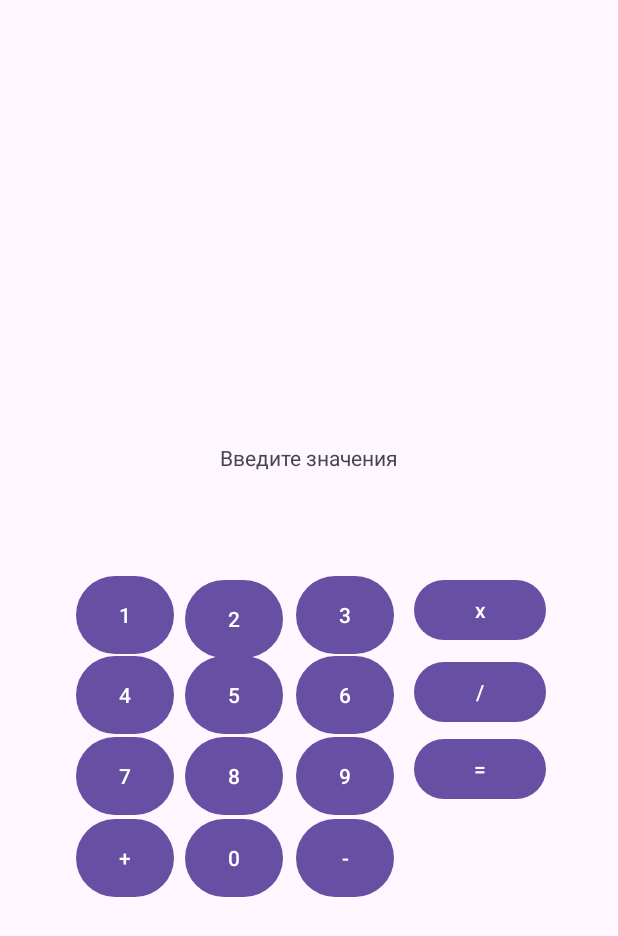
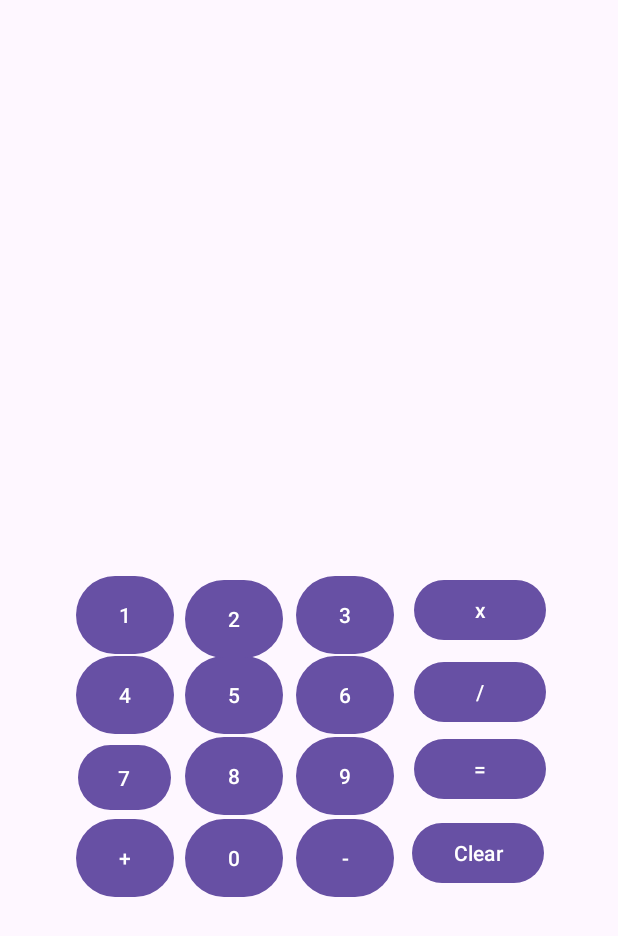
Before and after one commit to Vikashweps/Android, an Android app: the screen it shows after launch (MainActivity), on a phone screen of 412 x 824 dp. Shown: the top 936 px of the screen. Run offline under Robolectric (Android 15) with nearby library versions, the phone set to English and light mode, and no system bars.

Commit message:
готовый калькулятор

```diff
--- a/app/src/main/java/com/example/progect/MainActivity.kt
+++ b/app/src/main/java/com/example/progect/MainActivity.kt
@@ -10,6 +10,10 @@ import androidx.appcompat.app.AppCompatActivity
 import androidx.core.view.ViewCompat
 
 import androidx.core.view.WindowInsetsCompat
+import java.lang.Exception
+
+
+
 
 class MainActivity : AppCompatActivity() {
     override fun onCreate(savedInstanceState: Bundle?) {
@@ -21,82 +25,118 @@ class MainActivity : AppCompatActivity() {
             v.setPadding(systemBars.left, systemBars.top, systemBars.right, systemBars.bottom)
             insets
         }
-        var tvHelloWorld : TextView = findViewById(R.id.textv1)
-        tvHelloWorld.setText("Введите значения")
+        var tvHelloWorld: TextView = findViewById(R.id.textv1)
+        tvHelloWorld.setText("")
+
+        val result: TextView = findViewById(R.id.textv1) as TextView
 
         // Задаем обработчик нажатия кнопки.
-        var bButton1 : Button = findViewById<Button>(R.id.button1)
-        bButton1.setOnClickListener({
-            tvHelloWorld.setText("1")
-        });
-        var bButtonTest2 : Button = findViewById<Button>(R.id.button2)
-        bButtonTest2.setOnClickListener({
-            tvHelloWorld.setText("2")
-        });
-        var bButtonTest3 : Button = findViewById<Button>(R.id.button3)
-        bButtonTest3.setOnClickListener({
-            tvHelloWorld.setText("3")
-        });
-        var bButtonTest4 : Button = findViewById<Button>(R.id.button4)
-        bButtonTest4.setOnClickListener({
-            tvHelloWorld.setText("4")
-        });
-        var bButtonTest5 : Button = findViewById<Button>(R.id.button5)
-        bButtonTest5.setOnClickListener({
-            tvHelloWorld.setText("5")
-        });
-        var bButtonTest6 : Button = findViewById<Button>(R.id.button6)
-        bButtonTest6.setOnClickListener({
-            tvHelloWorld.setText("6")
-        });
-        var bButtonTest7 : Button = findViewById<Button>(R.id.button7)
-        bButtonTest7.setOnClickListener({
-            tvHelloWorld.setText("7")
-        });
-        var bButtonTest8 : Button = findViewById<Button>(R.id.button8)
-        bButtonTest8.setOnClickListener({
-            tvHelloWorld.setText("8")
-        });
-        var bButtonTest9 : Button = findViewById<Button>(R.id.button9)
-        bButtonTest9.setOnClickListener({
-            tvHelloWorld.setText("9")
-        });
-        var bButtonTest10 : Button = findViewById<Button>(R.id.button0)
-        bButtonTest10.setOnClickListener({
-            tvHelloWorld.setText("0")
-        });
+        var b1: Button = findViewById<Button>(R.id.button1)
+        b1.setOnClickListener({ result.append("1") });
 
-        var bButtonTest11 : Button = findViewById<Button>(R.id.buttonPlus)
-        bButtonTest11.setOnClickListener({
-            tvHelloWorld.setText("+")
-        });
-        var bButtonTest12 : Button = findViewById<Button>(R.id.buttonMinus)
-        bButtonTest12.setOnClickListener({
-            tvHelloWorld.setText("-")
-        });
-        var bButtonTest13 : Button = findViewById<Button>(R.id.buttonUmn)
-        bButtonTest13.setOnClickListener({
-            tvHelloWorld.setText("x")
-        });
-        var bButtonTest14 : Button = findViewById<Button>(R.id.buttonDel)
-        bButtonTest14.setOnClickListener({
-            tvHelloWorld.setText("/")
-        });
-        var bButtonTest15 : Button = findViewById<Button>(R.id.buttonItog)
-        bButtonTest15.setOnClickListener({
-            tvHelloWorld.setText("1")
+        var bc: Button = findViewById<Button>(R.id.buttonC)
+        bc.setOnClickListener({tvHelloWorld.setText("")});
 
-        });
-        var counter : Int = 0
-        var itog : Int
-        fun countButton(view: View) {
-            counter++
-            var tvH : TextView = findViewById(R.id.textv1)
-            tvH.setText(counter.toString())
-            var value = tvH.text.toString().toInt()
+        var bButtonTest2: Button = findViewById<Button>(R.id.button2)
+        bButtonTest2.setOnClickListener({ result.append("2") });
 
-            Log.d ("BUTTON", value.toString())
+        var bButtonTest3: Button = findViewById<Button>(R.id.button3)
+        bButtonTest3.setOnClickListener({ result.append("3") });
+
+        var bButtonTest4: Button = findViewById<Button>(R.id.button4)
+        bButtonTest4.setOnClickListener({ result.append("4") });
+
+        var bButtonTest5: Button = findViewById<Button>(R.id.button5)
+        bButtonTest5.setOnClickListener({ result.append("5") });
+
+        var bButtonTest6: Button = findViewById<Button>(R.id.button6)
+        bButtonTest6.setOnClickListener({ result.append("6") });
+
+        var bButtonTest7: Button = findViewById<Button>(R.id.button7)
+        bButtonTest7.setOnClickListener({ result.append("7") });
+
+        var bButtonTest8: Button = findViewById<Button>(R.id.button8)
+        bButtonTest8.setOnClickListener({ result.append("8") });
+
+        var bButtonTest9: Button = findViewById<Button>(R.id.button9)
+        bButtonTest9.setOnClickListener({ result.append("9") });
+
+        var bButtonTest10: Button = findViewById<Button>(R.id.button0)
+        bButtonTest10.setOnClickListener({ result.append("0") });
+
+        var bButtonTest11: Button = findViewById<Button>(R.id.buttonPlus)
+        bButtonTest11.setOnClickListener({ result.append("+") });
+
+        var bButtonTest12: Button = findViewById<Button>(R.id.buttonMinus)
+        bButtonTest12.setOnClickListener({ result.append("-") });
+
+        var bButtonTest13: Button = findViewById<Button>(R.id.buttonUmn)
+        bButtonTest13.setOnClickListener({ result.append("x") });
+
+        var bButtonTest14: Button = findViewById<Button>(R.id.buttonDel)
+        bButtonTest14.setOnClickListener({ result.append("/") });
+
+        var bButtonTest15: Button = findViewById<Button>(R.id.buttonItog)
+
+
+        fun evaluateExpression(expression: String): Double {
+            var itogo = 0.0
+
+            try {
+
+                val trimmedExpression = expression.replace(" ", "")
+                val operator = when {
+                    trimmedExpression.contains("+") -> "+"
+                    trimmedExpression.contains("-") -> "-"
+                    trimmedExpression.contains("x") -> "x"
+                    trimmedExpression.contains("/") -> "/"
+                    else -> throw IllegalArgumentException("Операция не поддерживается")
+                }
+                val numbers = trimmedExpression.split(operator)
+
+                if (numbers.size != 2) {
+                    throw IllegalArgumentException("некорректный формат")
+                }
+                val num1 = numbers[0].toDouble()
+                val num2 = numbers[1].toDouble()
+
+
+                itogo = when (operator) {
+                    "+" -> num1 + num2
+                    "-" -> num1 - num2
+                    "x" -> num1 * num2
+                    "/" -> {
+                        if (num2 == 0.0) throw ArithmeticException("нулевое значение")
+                        num1 / num2
+                    }
+
+                    else -> throw IllegalArgumentException(" ")
+                }
+
+                return itogo
+
+            } catch (e: NumberFormatException) {
+
+                throw IllegalArgumentException("Недопустимый формат чисел: " + e.message)
+
+            }
+        }
+
+        bButtonTest15.setOnClickListener {
+
+            val expression = result.text.toString()
+
+            try {
+                val result1 = evaluateExpression(expression)
+
+                result.text =String.format("%.2f",result1)
+
+            }
+            catch (e: Exception)
+            {
+                result.text = "ошибка : $e"
+            }
+
         }
     }
-
 }
--- a/app/src/main/res/layout/activity_main.xml
+++ b/app/src/main/res/layout/activity_main.xml
@@ -141,11 +141,14 @@
 
     <Button
         android:id="@+id/button7"
-        android:layout_width="65dp"
-        android:layout_height="60dp"
+        android:layout_width="62dp"
+        android:layout_height="51dp"
+        android:layout_marginStart="52dp"
+        android:layout_marginEnd="165dp"
         android:text="7"
         app:layout_constraintBottom_toBottomOf="parent"
         app:layout_constraintEnd_toEndOf="parent"
+        app:layout_constraintEnd_toStartOf="@+id/buttonClear"
         app:layout_constraintHorizontal_bias="0.147"
         app:layout_constraintStart_toStartOf="parent"
         app:layout_constraintTop_toTopOf="parent"
@@ -200,4 +203,16 @@
         app:layout_constraintTop_toTopOf="parent"
         app:layout_constraintVertical_bias="0.638" />
 
+    <Button
+        android:id="@+id/buttonC"
+        android:layout_width="wrap_content"
+        android:layout_height="wrap_content"
+        android:layout_marginTop="8dp"
+        android:layout_marginEnd="40dp"
+        android:text="Clear"
+        app:layout_constraintEnd_toEndOf="parent"
+        app:layout_constraintHorizontal_bias="0.944"
+        app:layout_constraintStart_toEndOf="@+id/button7"
+        app:layout_constraintTop_toBottomOf="@+id/buttonItog" />
+
 </androidx.constraintlayout.widget.ConstraintLayout>
```
Also changed, not shown: app/build.gradle (line endings or trailing spaces), build.gradle (line endings or trailing spaces).
